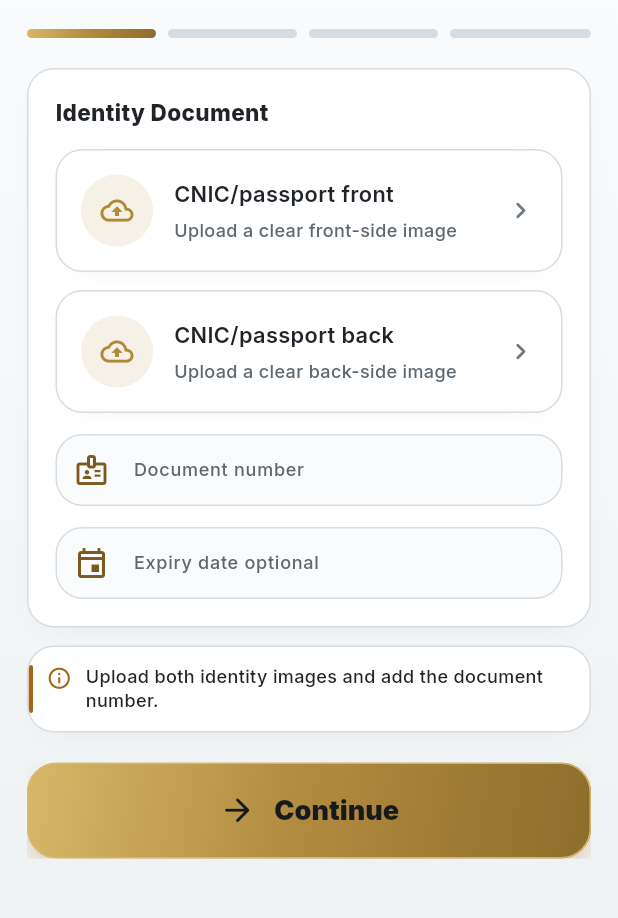
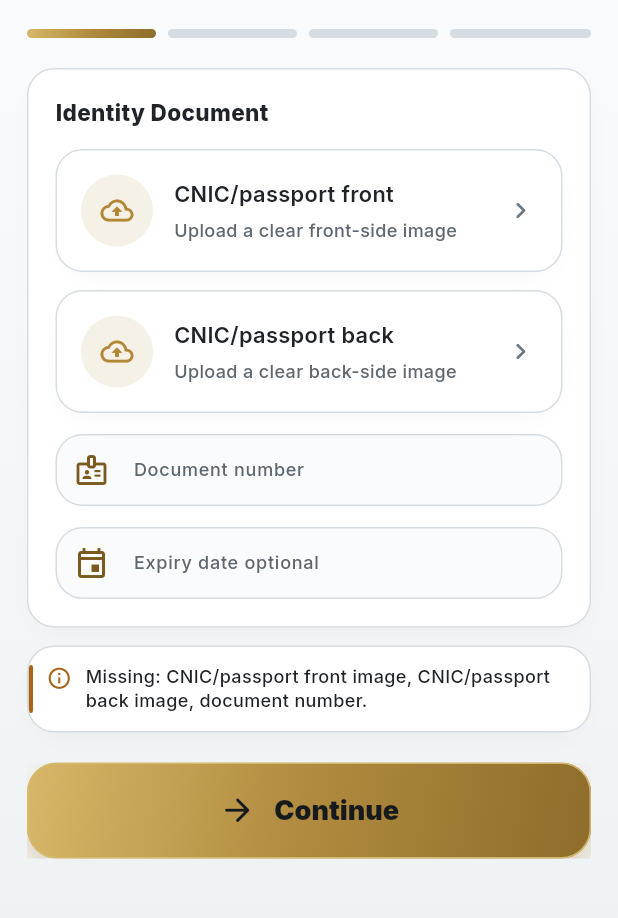
Before and after one commit to zainabtouseef/filmapp, a Flutter app: the KycVerificationScreen screen opened by its route, after a tap on "Continue", on a phone screen of 412 x 824 dp, the part 199-1117 px from its top. Run offline on Flutter 3.47's test engine with Material 3 defaults, Android fonts, the phone set to English and light mode, and no system bars; our stand-ins replace file_picker, flutter_secure_storage, google_fonts, image_picker; accounts and stored records are empty; network calls fail.

Commit message:
Fix KYC identity upload feedback

```diff
--- a/lib/core/core_ui/screens/verification_screens.dart
+++ b/lib/core/core_ui/screens/verification_screens.dart
@@ -95,9 +95,12 @@ class _KycVerificationScreenState extends State<KycVerificationScreen> {
 
   Future<void> _pickDocumentForSlot(String slot) async {
     try {
+      final isIdentitySide = slot == 'front' || slot == 'back';
       final result = await FilePicker.platform.pickFiles(
         type: FileType.custom,
-        allowedExtensions: const ['jpg', 'jpeg', 'png', 'webp', 'pdf'],
+        allowedExtensions: isIdentitySide
+            ? const ['jpg', 'jpeg', 'png', 'webp']
+            : const ['jpg', 'jpeg', 'png', 'webp', 'pdf'],
         withData: true,
       );
       if (result == null || result.files.isEmpty) return;
@@ -160,10 +163,12 @@ class _KycVerificationScreenState extends State<KycVerificationScreen> {
         (_frontFile == null ||
             _backFile == null ||
             _documentNumber.text.trim().isEmpty)) {
-      setState(
-        () => _formError =
-            'Upload both identity images and add the document number.',
-      );
+      final missing = <String>[
+        if (_frontFile == null) 'CNIC/passport front image',
+        if (_backFile == null) 'CNIC/passport back image',
+        if (_documentNumber.text.trim().isEmpty) 'document number',
+      ];
+      setState(() => _formError = 'Missing: ${missing.join(', ')}.');
       return;
     }
     if (_step == 1 && _selfieFile == null) {
@@ -302,8 +307,9 @@ class _KycVerificationScreenState extends State<KycVerificationScreen> {
             title: 'CNIC/passport front',
             subtitle: _frontFile == null
                 ? 'Upload a clear front-side image'
-                : 'Saved for admin review · ${_frontFile!.scanStatus}',
+                : 'Saved: ${_frontFile!.originalName} · ${_frontFile!.scanStatus}',
             uploaded: _frontUploaded,
+            loading: _loadingUpload == 'front',
             onTap: _loadingUpload == null
                 ? () => _pickDocumentForSlot('front')
                 : null,
@@ -313,8 +319,9 @@ class _KycVerificationScreenState extends State<KycVerificationScreen> {
             title: 'CNIC/passport back',
             subtitle: _backFile == null
                 ? 'Upload a clear back-side image'
-                : 'Saved for admin review · ${_backFile!.scanStatus}',
+                : 'Saved: ${_backFile!.originalName} · ${_backFile!.scanStatus}',
             uploaded: _backUploaded,
+            loading: _loadingUpload == 'back',
             onTap: _loadingUpload == null
                 ? () => _pickDocumentForSlot('back')
                 : null,
@@ -413,8 +420,9 @@ class _KycVerificationScreenState extends State<KycVerificationScreen> {
                 title: doc,
                 subtitle: _roleDocFile == null
                     ? 'Attach PDF, image or portfolio link proof'
-                    : 'Saved for admin review · ${_roleDocFile!.scanStatus}',
+                    : 'Saved: ${_roleDocFile!.originalName} · ${_roleDocFile!.scanStatus}',
                 uploaded: _roleDocUploaded,
+                loading: _loadingUpload == 'role',
                 onTap: _loadingUpload == null
                     ? () => _pickDocumentForSlot('role')
                     : null,
--- a/lib/core/core_ui/widgets/core_widgets.dart
+++ b/lib/core/core_ui/widgets/core_widgets.dart
@@ -593,6 +593,7 @@ class UploadCard extends StatelessWidget {
   final String title;
   final String subtitle;
   final bool uploaded;
+  final bool loading;
   final VoidCallback? onTap;
 
   const UploadCard({
@@ -600,6 +601,7 @@ class UploadCard extends StatelessWidget {
     required this.title,
     required this.subtitle,
     required this.uploaded,
+    this.loading = false,
     required this.onTap,
   });
 
@@ -622,9 +624,11 @@ class UploadCard extends StatelessWidget {
                     .withValues(alpha: 0.12),
               ),
               child: Icon(
-                uploaded
-                    ? Icons.check_circle_outline
-                    : Icons.cloud_upload_outlined,
+                loading
+                    ? Icons.hourglass_top_rounded
+                    : uploaded
+                        ? Icons.check_circle_outline
+                        : Icons.cloud_upload_outlined,
                 color: uploaded ? colors.success : colors.goldMid,
               ),
             ),
@@ -650,7 +654,20 @@ class UploadCard extends StatelessWidget {
                 ],
               ),
             ),
-            Icon(Icons.chevron_right_rounded, color: colors.iconMuted),
+            if (loading)
+              SizedBox(
+                width: 22,
+                height: 22,
+                child: CircularProgressIndicator(
+                  strokeWidth: 2.2,
+                  color: colors.goldMid,
+                ),
+              )
+            else
+              Icon(
+                uploaded ? Icons.edit_outlined : Icons.chevron_right_rounded,
+                color: uploaded ? colors.success : colors.iconMuted,
+              ),
           ],
         ),
       ),
```
Also changed, not shown: 1 other file.
